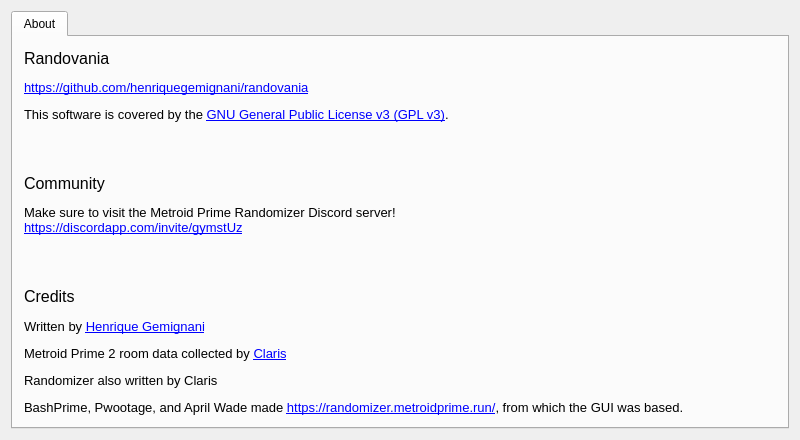
First picture: the form in randovania/gui/mainwindow.ui, repository randovania/randovania, before the edit.
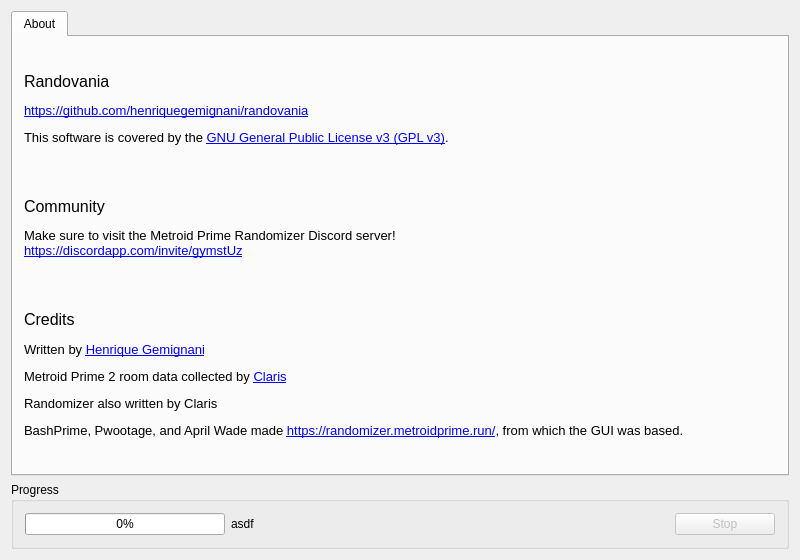
Second picture: the form after the edit.

Commit message: Add Progress Bar to MainWindow

```diff
--- a/randovania/gui/mainwindow.ui
+++ b/randovania/gui/mainwindow.ui
@@ -7,7 +7,7 @@
     <x>0</x>
     <y>0</y>
     <width>800</width>
-    <height>400</height>
+    <height>560</height>
    </rect>
   </property>
   <property name="maximumSize">
@@ -26,8 +26,8 @@
      <height>16777215</height>
     </size>
    </property>
-   <layout class="QGridLayout" name="gridLayout">
-    <item row="0" column="0">
+   <layout class="QVBoxLayout" name="verticalLayout">
+    <item>
      <widget class="QTabWidget" name="tabWidget">
       <property name="currentIndex">
        <number>0</number>
@@ -51,6 +51,87 @@
       </widget>
      </widget>
     </item>
+    <item>
+     <widget class="QGroupBox" name="progress_box">
+      <property name="title">
+       <string>Progress</string>
+      </property>
+      <layout class="QGridLayout" name="gridLayout_3">
+       <item row="0" column="0" colspan="2">
+        <widget class="QProgressBar" name="progress_bar">
+         <property name="minimumSize">
+          <size>
+           <width>200</width>
+           <height>0</height>
+          </size>
+         </property>
+         <property name="maximumSize">
+          <size>
+           <width>250</width>
+           <height>16777215</height>
+          </size>
+         </property>
+         <property name="value">
+          <number>0</number>
+         </property>
+         <property name="invertedAppearance">
+          <bool>false</bool>
+         </property>
+        </widget>
+       </item>
+       <item row="0" column="2">
+        <widget class="QLabel" name="progress_label">
+         <property name="sizePolicy">
+          <sizepolicy hsizetype="Expanding" vsizetype="Preferred">
+           <horstretch>0</horstretch>
+           <verstretch>0</verstretch>
+          </sizepolicy>
+         </property>
+         <property name="maximumSize">
+          <size>
+           <width>16777215</width>
+           <height>20</height>
+          </size>
+         </property>
+         <property name="text">
+          <string>asdf</string>
+         </property>
+         <property name="alignment">
+          <set>Qt::AlignLeading|Qt::AlignLeft|Qt::AlignVCenter</set>
+         </property>
+        </widget>
+       </item>
+       <item row="0" column="3">
+        <widget class="QPushButton" name="stop_background_process_button">
+         <property name="enabled">
+          <bool>false</bool>
+         </property>
+         <property name="minimumSize">
+          <size>
+           <width>100</width>
+           <height>0</height>
+          </size>
+         </property>
+         <property name="maximumSize">
+          <size>
+           <width>100</width>
+           <height>16777215</height>
+          </size>
+         </property>
+         <property name="text">
+          <string>Stop</string>
+         </property>
+         <property name="checkable">
+          <bool>false</bool>
+         </property>
+         <property name="flat">
+          <bool>false</bool>
+         </property>
+        </widget>
+       </item>
+      </layout>
+     </widget>
+    </item>
    </layout>
   </widget>
   <widget class="QMenuBar" name="menuBar">
```
The commit also changes 7 other files.
